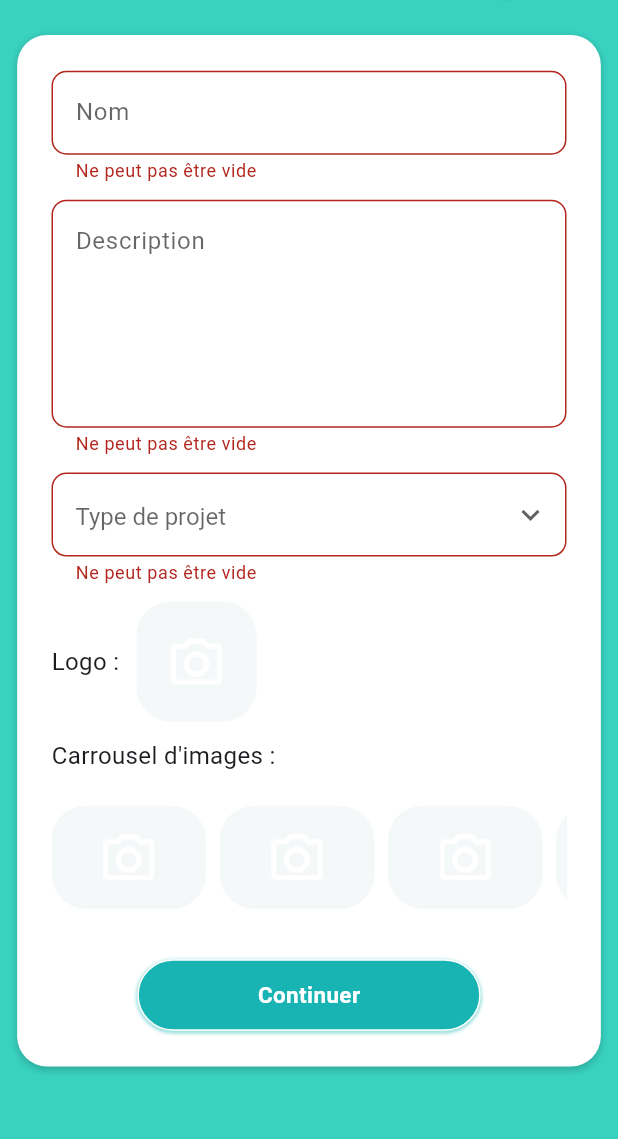
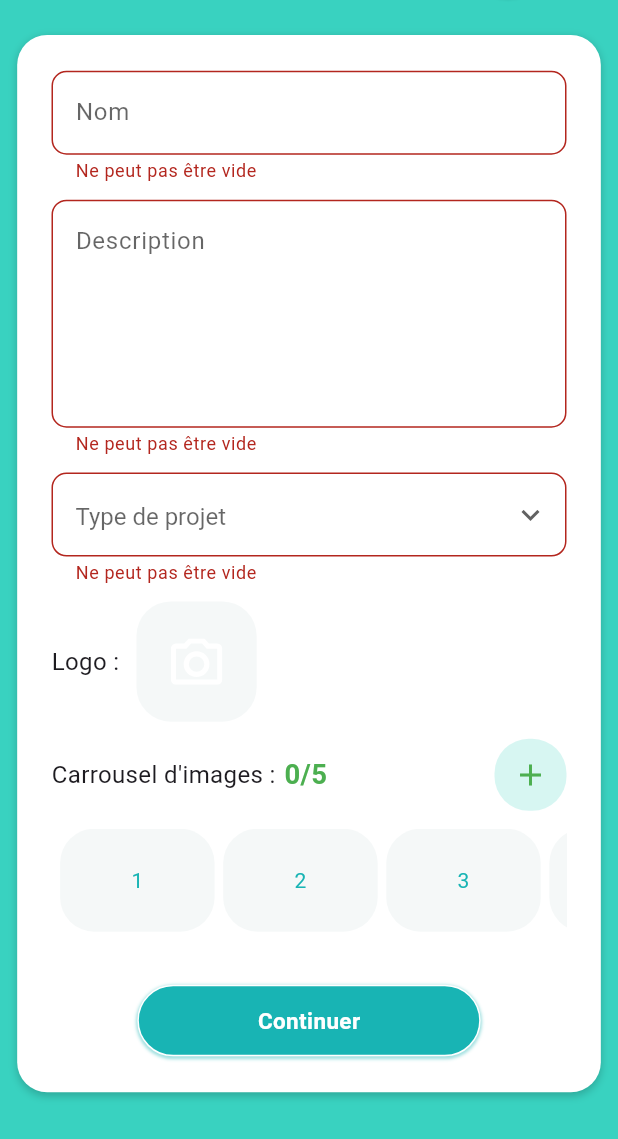
Before and after one commit to YanisVroland/Mobile_MyTechLib, a Flutter app: the CreateProjectWidget screen opened directly with empty values, on a phone screen of 412 x 824 dp, the part 97-1236 px from its top. Run offline on Flutter 3.47's test engine with Material 3 defaults, Android fonts, the phone set to English and light mode, and no system bars; our stand-ins replace auto_size_text, carousel_slider, dio, file_picker, flutter_screenutil, flutter_svg and 5 more; accounts and stored records are empty; Roboto replaces fonts that are missing (montesserat_semi_bold).

Commit message:
Update create project

```diff
--- a/lib/views/project/create_project_screen.dart
+++ b/lib/views/project/create_project_screen.dart
@@ -212,15 +212,9 @@ class _CreateProjectWidgetState extends State<CreateProjectWidget> {
     }
   }
 
-  Widget oneImageWidget(String e) => InkWell(
-      onTap: () async {
-        if (e == "") {
-          addPicture();
-        }
-      },
-      child: Row(
-        children: [
-          Stack(children: [
+  Widget oneImageWidget(String e, int index) => Padding(
+    padding: EdgeInsets.only(left: 5.w),
+    child: Stack(children: [
       Container(
         width: 90.w,
         height: 60.w,
@@ -228,15 +222,20 @@ class _CreateProjectWidgetState extends State<CreateProjectWidget> {
           color: ColorConst.background,
           borderRadius: BorderRadius.circular(20.0.r),
         ),
-              child: e == ""
+        child: ClipRRect(
+            borderRadius: BorderRadius.all(Radius.circular(12)),
+            child: e.isEmpty
                 ? Center(
-                      child: SvgPicture.asset(
-                      "assets/icons/camera.svg",
-                      width: 30.w,
-                    ))
-                  : ClipRRect(
-                      borderRadius: BorderRadius.all(Radius.circular(12)),
-                      child: Image.file(
+                child: Text((index + 1).toString(),
+                    style: TextStyle(color: ColorConst.primary)))
+                : e.contains("http")
+                ? Image.network(
+              e,
+              width: 50.w,
+              height: 50.w,
+              fit: BoxFit.cover,
+            )
+                : Image.file(
               File(e),
               fit: BoxFit.cover,
               width: ScreenUtil().setWidth(70),
@@ -247,8 +246,7 @@ class _CreateProjectWidgetState extends State<CreateProjectWidget> {
           visible: e.isNotEmpty,
           child: InkWell(
             child: Container(
-                      decoration:
-                          BoxDecoration(borderRadius: BorderRadius.all(Radius.circular(2.r))),
+                decoration: BoxDecoration(borderRadius: BorderRadius.all(Radius.circular(2.r))),
                 child: SvgPicture.asset(
                   "assets/icons/close.svg",
                   width: 15.w,
@@ -256,16 +254,23 @@ class _CreateProjectWidgetState extends State<CreateProjectWidget> {
             onTap: () {
               Alerts.alert_image(context, () {
                 setState(() {
-                        imageList[imageList.indexOf(e)] = "";
+                  imageList[index] = "";
                 });
               });
             },
           ))
     ]),
-          Container(width: 8.w)
-        ],
-      ));
+  );
 
+  Widget illustrationsWidget() {
+    return SizedBox(
+        height: 70.w,
+        child: ListView(
+            scrollDirection: Axis.horizontal,
+            shrinkWrap: true,
+            children:
+            imageList.asMap().entries.map((e) => oneImageWidget(e.value, e.key)).toList()));
+  }
   @override
   Widget build(BuildContext context) {
     ScreenUtil.init(
@@ -527,14 +532,12 @@ class _CreateProjectWidgetState extends State<CreateProjectWidget> {
                   ),
                   InkWell(
                     onTap: () async {
-                      if (logoImage == "") {
                         final pickedFile = await ImagePicker()
                             .pickImage(source: ImageSource.gallery, requestFullMetadata: false);
                         if (pickedFile != null) {
                           setState(() {
                             logoImage = pickedFile.path;
                           });
-                        }
                         }
                     },
                     child: Container(
@@ -566,18 +569,66 @@ class _CreateProjectWidgetState extends State<CreateProjectWidget> {
             ),
             Padding(
                 padding: EdgeInsets.only(top: 10.w),
+                child: Row(
+                  mainAxisAlignment: MainAxisAlignment.spaceBetween,
+                  crossAxisAlignment: CrossAxisAlignment.center,
+                  children: [
+                    Row(
+                      children: [
+                        Padding(
+                          padding: EdgeInsets.only(right: 5.w),
                           child: Text(
                             "Carrousel d'images :",
                             style: TextStyle(fontSize: 14.sp),
                           ),
                         ),
+                        Text(
+                          "${imageList.where((file) => file.isNotEmpty).length}",
+                          style: TextStyle(
+                              fontSize: 16.sp, color: Colors.green, fontWeight: FontWeight.bold),
+                        ),
+                        Text(
+                          "/5",
+                          style: TextStyle(
+                              fontSize: 16.sp, color: Colors.green, fontWeight: FontWeight.bold),
+                        ),
+                      ],
+                    ),
                     Container(
+                      decoration: BoxDecoration(
+                        borderRadius: BorderRadius.circular(20.0.r),
+                        // color: Colors.green.withOpacity(0.2),
+                        color: ColorConst.tertiary.withOpacity(0.2),
+                      ),
+                      child: IconButton(
+                        icon: const Icon(
+                          Icons.add,
+                          color: Colors.green,
+                        ),
+                        onPressed: () async {
+                          List<XFile> pickedFile = await ImagePicker()
+                              .pickMultiImage(requestFullMetadata: false, imageQuality: 50);
+
+                          if (pickedFile != null) {
+                            for (var i = 0; i < 5; i++) {
+                              for (int j = 0; j < imageList.length; j++) {
+                                if (imageList[j] == "") {
+                                  setState(() {
+                                    imageList[j] = pickedFile[i].path;
+                                  });
+                                  break;
+                                }
+                              }
+                            }
+                          }
+                        },
+                      ),
+                    )
+                  ],
+                )),
+            Padding(
               padding: EdgeInsets.only(top: 10.h),
-              height: 100,
-              child: ListView(
-                  scrollDirection: Axis.horizontal,
-                  shrinkWrap: true,
-                  children: imageList.map((e) => oneImageWidget(e)).toList()),
+              child: illustrationsWidget(),
             ),
             Padding(
               padding: EdgeInsets.symmetric(vertical: 20.h),
--- a/lib/views/project/modify/mobile_modify_screen.dart
+++ b/lib/views/project/modify/mobile_modify_screen.dart
@@ -329,7 +329,6 @@ class _ModifyProjectWidgetState extends State<MobileModifyProjectWidget> {
                   ),
                   InkWell(
                     onTap: () async {
-                      if (logoImage == "") {
                         final pickedFile = await ImagePicker()
                             .pickImage(source: ImageSource.gallery, requestFullMetadata: false);
                         if (pickedFile != null) {
@@ -337,7 +336,6 @@ class _ModifyProjectWidgetState extends State<MobileModifyProjectWidget> {
                             logoImage = pickedFile.path;
                           });
                         }
-                      }
                     },
                     child: Container(
                       width: 70.w,
```
Lines whose indentation alone changed are shown as unchanged.
